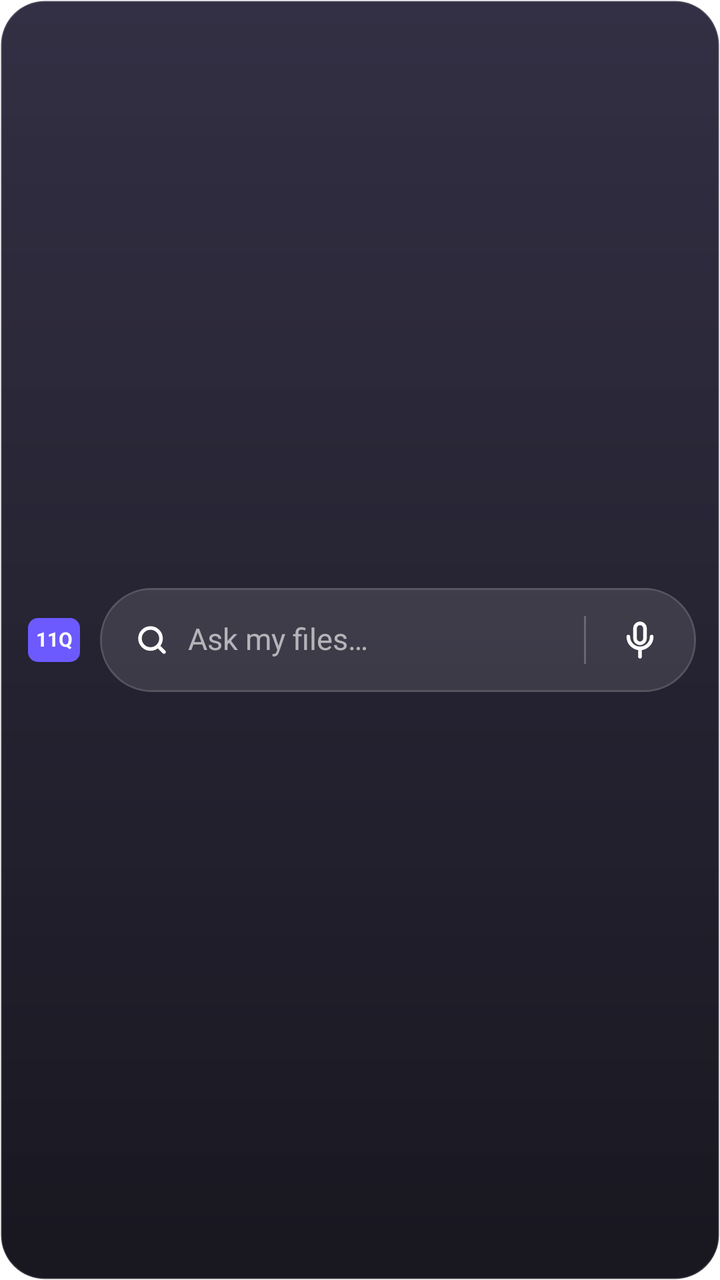
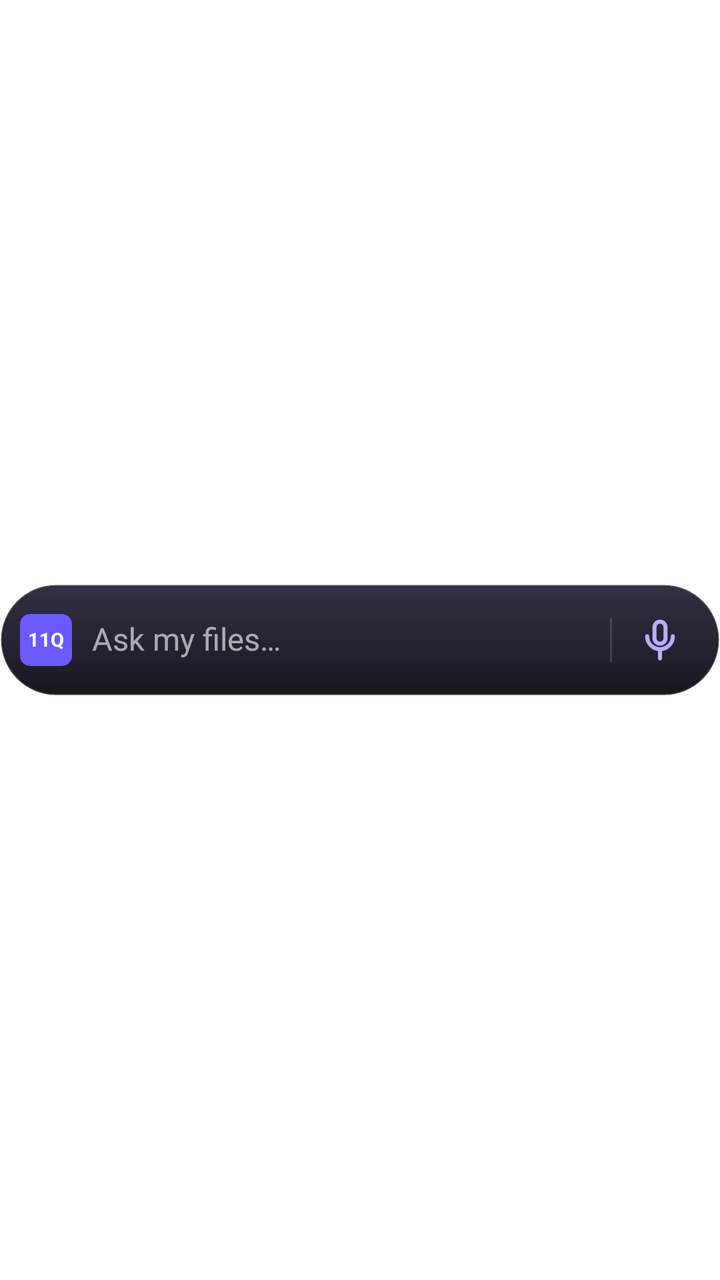

Screens rendered from an Android XML layout before and after an edit, with the pre-edit source and the edit as a unified diff.
<!-- AndroidManifest.xml: fallback theme Theme.MaterialComponents.DayNight.NoActionBar -->
<!-- res/layout/q11_widget_ask_preview.xml -->
<?xml version="1.0" encoding="utf-8"?>
<FrameLayout xmlns:android="http://schemas.android.com/apk/res/android"
    android:layout_width="match_parent"
    android:layout_height="match_parent">

    <LinearLayout
        android:layout_width="match_parent"
        android:layout_height="match_parent"
        android:background="@drawable/q11_bg_glass"
        android:gravity="center_vertical"
        android:orientation="horizontal"
        android:paddingStart="14dp"
        android:paddingTop="8dp"
        android:paddingEnd="12dp"
        android:paddingBottom="8dp">

        <TextView
            android:layout_width="26dp"
            android:layout_height="22dp"
            android:background="@drawable/q11_round_white"
            android:backgroundTint="#FF6C5AFF"
            android:gravity="center"
            android:includeFontPadding="false"
            android:text="@string/q11_widget_title"
            android:textColor="#FFFFFFFF"
            android:textSize="10sp"
            android:textStyle="bold" />

        <FrameLayout
            android:layout_width="0dp"
            android:layout_height="52dp"
            android:layout_marginStart="10dp"
            android:layout_weight="1"
            android:background="@drawable/q11_l_pill"
            android:backgroundTint="#38FFFFFF"
            android:padding="1dp">

            <LinearLayout
                android:layout_width="match_parent"
                android:layout_height="match_parent"
                android:background="@drawable/q11_f_pill"
                android:backgroundTint="#1CFFFFFF"
                android:gravity="center_vertical"
                android:orientation="horizontal">

                <LinearLayout
                    android:layout_width="0dp"
                    android:layout_height="match_parent"
                    android:layout_weight="1"
                    android:gravity="center_vertical"
                    android:orientation="horizontal"
                    android:paddingStart="16dp"
                    android:paddingEnd="8dp">

                    <ImageView
                        android:layout_width="18dp"
                        android:layout_height="18dp"
                        android:importantForAccessibility="no"
                        android:src="@drawable/q11_ic_search" />

                    <TextView
                        android:layout_width="0dp"
                        android:layout_height="wrap_content"
                        android:layout_marginStart="9dp"
                        android:layout_weight="1"
                        android:ellipsize="end"
                        android:includeFontPadding="false"
                        android:maxLines="1"
                        android:text="@string/q11_ask_hint"
                        android:textColor="#9EFFFFFF"
                        android:textSize="15sp" />
                </LinearLayout>

                <FrameLayout
                    android:layout_width="1dp"
                    android:layout_height="24dp"
                    android:background="#38FFFFFF" />

                <FrameLayout
                    android:layout_width="54dp"
                    android:layout_height="match_parent">

                    <ImageView
                        android:layout_width="20dp"
                        android:layout_height="20dp"
                        android:layout_gravity="center"
                        android:importantForAccessibility="no"
                        android:src="@drawable/q11_ic_mic" />
                </FrameLayout>
            </LinearLayout>
        </FrameLayout>
    </LinearLayout>
</FrameLayout>
<!-- resources referenced by this layout -->
<resources>
  <!-- drawable q11_bg_glass (drawable) -->
  <?xml version="1.0" encoding="utf-8"?>
  <shape xmlns:android="http://schemas.android.com/apk/res/android" android:shape="rectangle">
      <gradient android:angle="270" android:startColor="#F228243A" android:endColor="#F7111019" android:type="linear" />
      <stroke android:width="1dp" android:color="#29FFFFFF" />
      <corners android:radius="22dp" />
  </shape>
  <!-- drawable q11_f_pill (drawable) -->
  <?xml version="1.0" encoding="utf-8"?>
  <shape xmlns:android="http://schemas.android.com/apk/res/android" android:shape="rectangle">
      <solid android:color="#FFFFFFFF" />
      <corners android:radius="999dp" />
  </shape>
  <!-- drawable q11_ic_mic (drawable) -->
  <?xml version="1.0" encoding="utf-8"?>
  <vector xmlns:android="http://schemas.android.com/apk/res/android"
      android:width="22dp"
      android:height="22dp"
      android:viewportWidth="24"
      android:viewportHeight="24">
      <path
          android:fillColor="#00000000"
          android:pathData="M9,5a3,3 0,0 1,6 0v6a3,3 0,0 1,-6 0z"
          android:strokeWidth="2.2"
          android:strokeColor="#FFFFFFFF"
          android:strokeLineCap="round"
          android:strokeLineJoin="round" />
      <path
          android:fillColor="#00000000"
          android:pathData="M5,10a7,7 0,0 0,14 0M12,17v5"
          android:strokeWidth="2.2"
          android:strokeColor="#FFFFFFFF"
          android:strokeLineCap="round"
          android:strokeLineJoin="round" />
  </vector>
  <!-- drawable q11_ic_search (drawable) -->
  <?xml version="1.0" encoding="utf-8"?>
  <vector xmlns:android="http://schemas.android.com/apk/res/android"
      android:width="20dp"
      android:height="20dp"
      android:viewportWidth="24"
      android:viewportHeight="24">
      <path
          android:fillColor="#00000000"
          android:pathData="M11,4a7,7 0,1 1,0 14a7,7 0,1 1,0 -14z"
          android:strokeWidth="2.4"
          android:strokeColor="#FFFFFFFF"
          android:strokeLineCap="round"
          android:strokeLineJoin="round" />
      <path
          android:fillColor="#00000000"
          android:pathData="M20,20l-3.5,-3.5"
          android:strokeWidth="2.4"
          android:strokeColor="#FFFFFFFF"
          android:strokeLineCap="round"
          android:strokeLineJoin="round" />
  </vector>
  <!-- drawable q11_l_pill (drawable) -->
  <?xml version="1.0" encoding="utf-8"?>
  <shape xmlns:android="http://schemas.android.com/apk/res/android" android:shape="rectangle">
      <solid android:color="#00000000" />
      <stroke android:width="1dp" android:color="#FFFFFFFF" />
      <corners android:radius="999dp" />
  </shape>
  <!-- drawable q11_round_white (drawable) -->
  <?xml version="1.0" encoding="utf-8"?>
  <shape xmlns:android="http://schemas.android.com/apk/res/android" android:shape="rectangle">
      <solid android:color="#FFFFFFFF" />
      <corners android:radius="5dp" />
  </shape>
  <string name="q11_ask_hint">Ask my files…</string>
  <string name="q11_widget_title" translatable="false">11Q</string>
</resources>

<!-- the commit's change to res/layout/q11_widget_ask_preview.xml (unified diff, before → after) -->
@@ -5,89 +5,64 @@
 
     <LinearLayout
         android:layout_width="match_parent"
-        android:layout_height="match_parent"
-        android:background="@drawable/q11_bg_glass"
+        android:layout_height="56dp"
+        android:layout_gravity="center_vertical"
+        android:background="@drawable/q11_ask_glass"
         android:gravity="center_vertical"
         android:orientation="horizontal"
-        android:paddingStart="14dp"
-        android:paddingTop="8dp"
-        android:paddingEnd="12dp"
-        android:paddingBottom="8dp">
+        android:paddingStart="10dp"
+        android:paddingEnd="6dp">
 
-        <TextView
-            android:layout_width="26dp"
-            android:layout_height="22dp"
-            android:background="@drawable/q11_round_white"
-            android:backgroundTint="#FF6C5AFF"
-            android:gravity="center"
-            android:includeFontPadding="false"
-            android:text="@string/q11_widget_title"
-            android:textColor="#FFFFFFFF"
-            android:textSize="10sp"
-            android:textStyle="bold" />
+        <LinearLayout
+            android:layout_width="0dp"
+            android:layout_height="match_parent"
+            android:layout_weight="1"
+            android:gravity="center_vertical"
+            android:orientation="horizontal"
+            android:paddingEnd="8dp">
+
+            <TextView
+                android:layout_width="26dp"
+                android:layout_height="26dp"
+                android:background="@drawable/q11_round_white"
+                android:backgroundTint="#FF6C5AFF"
+                android:gravity="center"
+                android:importantForAccessibility="no"
+                android:includeFontPadding="false"
+                android:text="@string/q11_widget_title"
+                android:textColor="#FFFFFFFF"
+                android:textSize="9.5sp"
+                android:textStyle="bold" />
+
+            <TextView
+                android:layout_width="0dp"
+                android:layout_height="wrap_content"
+                android:layout_marginStart="10dp"
+                android:layout_weight="1"
+                android:ellipsize="end"
+                android:includeFontPadding="false"
+                android:maxLines="1"
+                android:text="@string/q11_ask_hint"
+                android:textColor="#9EFFFFFF"
+                android:textSize="15.5sp" />
+        </LinearLayout>
 
         <FrameLayout
-            android:layout_width="0dp"
-            android:layout_height="52dp"
-            android:layout_marginStart="10dp"
-            android:layout_weight="1"
-            android:background="@drawable/q11_l_pill"
-            android:backgroundTint="#38FFFFFF"
-            android:padding="1dp">
+            android:layout_width="1dp"
+            android:layout_height="22dp"
+            android:background="#24FFFFFF" />
 
-            <LinearLayout
-                android:layout_width="match_parent"
-                android:layout_height="match_parent"
-                android:background="@drawable/q11_f_pill"
-                android:backgroundTint="#1CFFFFFF"
-                android:gravity="center_vertical"
-                android:orientation="horizontal">
+        <FrameLayout
+            android:layout_width="48dp"
+            android:layout_height="match_parent">
 
-                <LinearLayout
-                    android:layout_width="0dp"
-                    android:layout_height="match_parent"
-                    android:layout_weight="1"
-                    android:gravity="center_vertical"
-                    android:orientation="horizontal"
-                    android:paddingStart="16dp"
-                    android:paddingEnd="8dp">
-
-                    <ImageView
-                        android:layout_width="18dp"
-                        android:layout_height="18dp"
-                        android:importantForAccessibility="no"
-                        android:src="@drawable/q11_ic_search" />
-
-                    <TextView
-                        android:layout_width="0dp"
-                        android:layout_height="wrap_content"
-                        android:layout_marginStart="9dp"
-                        android:layout_weight="1"
-                        android:ellipsize="end"
-                        android:includeFontPadding="false"
-                        android:maxLines="1"
-                        android:text="@string/q11_ask_hint"
-                        android:textColor="#9EFFFFFF"
-                        android:textSize="15sp" />
-                </LinearLayout>
-
-                <FrameLayout
-                    android:layout_width="1dp"
-                    android:layout_height="24dp"
-                    android:background="#38FFFFFF" />
-
-                <FrameLayout
-                    android:layout_width="54dp"
-                    android:layout_height="match_parent">
-
-                    <ImageView
-                        android:layout_width="20dp"
-                        android:layout_height="20dp"
-                        android:layout_gravity="center"
-                        android:importantForAccessibility="no"
-                        android:src="@drawable/q11_ic_mic" />
-                </FrameLayout>
-            </LinearLayout>
+            <ImageView
+                android:layout_width="22dp"
+                android:layout_height="22dp"
+                android:layout_gravity="center"
+                android:importantForAccessibility="no"
+                android:src="@drawable/q11_ic_mic"
+                    android:tint="#FFB8AFFF" />
         </FrameLayout>
     </LinearLayout>
 </FrameLayout>
<!-- resource entries referenced after the edit -->
@@ -1,16 +1,10 @@
 <!-- resources referenced by this layout -->
 <resources>
-  <!-- drawable q11_bg_glass (drawable) -->
+  <!-- drawable q11_ask_glass (drawable) -->
   <?xml version="1.0" encoding="utf-8"?>
   <shape xmlns:android="http://schemas.android.com/apk/res/android" android:shape="rectangle">
       <gradient android:angle="270" android:startColor="#F228243A" android:endColor="#F7111019" android:type="linear" />
       <stroke android:width="1dp" android:color="#29FFFFFF" />
-      <corners android:radius="22dp" />
-  </shape>
-  <!-- drawable q11_f_pill (drawable) -->
-  <?xml version="1.0" encoding="utf-8"?>
-  <shape xmlns:android="http://schemas.android.com/apk/res/android" android:shape="rectangle">
-      <solid android:color="#FFFFFFFF" />
       <corners android:radius="999dp" />
   </shape>
   <!-- drawable q11_ic_mic (drawable) -->
@@ -35,35 +29,6 @@
           android:strokeLineCap="round"
           android:strokeLineJoin="round" />
   </vector>
-  <!-- drawable q11_ic_search (drawable) -->
-  <?xml version="1.0" encoding="utf-8"?>
-  <vector xmlns:android="http://schemas.android.com/apk/res/android"
-      android:width="20dp"
-      android:height="20dp"
-      android:viewportWidth="24"
-      android:viewportHeight="24">
-      <path
-          android:fillColor="#00000000"
-          android:pathData="M11,4a7,7 0,1 1,0 14a7,7 0,1 1,0 -14z"
-          android:strokeWidth="2.4"
-          android:strokeColor="#FFFFFFFF"
-          android:strokeLineCap="round"
-          android:strokeLineJoin="round" />
-      <path
-          android:fillColor="#00000000"
-          android:pathData="M20,20l-3.5,-3.5"
-          android:strokeWidth="2.4"
-          android:strokeColor="#FFFFFFFF"
-          android:strokeLineCap="round"
-          android:strokeLineJoin="round" />
-  </vector>
-  <!-- drawable q11_l_pill (drawable) -->
-  <?xml version="1.0" encoding="utf-8"?>
-  <shape xmlns:android="http://schemas.android.com/apk/res/android" android:shape="rectangle">
-      <solid android:color="#00000000" />
-      <stroke android:width="1dp" android:color="#FFFFFFFF" />
-      <corners android:radius="999dp" />
-  </shape>
   <!-- drawable q11_round_white (drawable) -->
   <?xml version="1.0" encoding="utf-8"?>
   <shape xmlns:android="http://schemas.android.com/apk/res/android" android:shape="rectangle">
